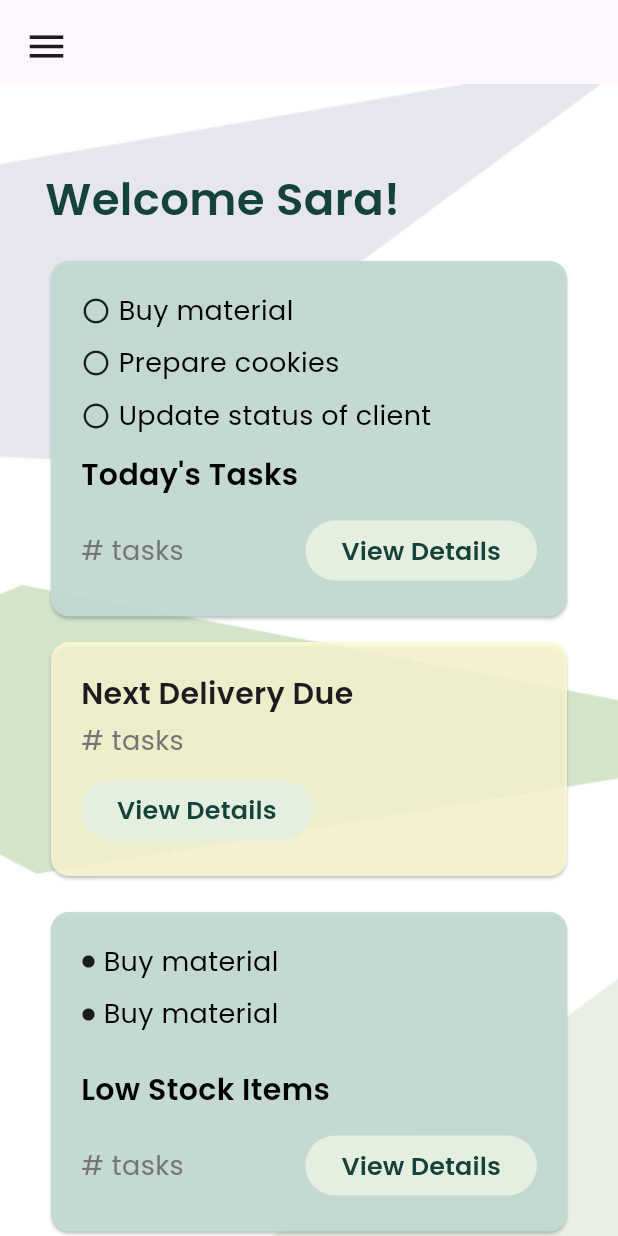
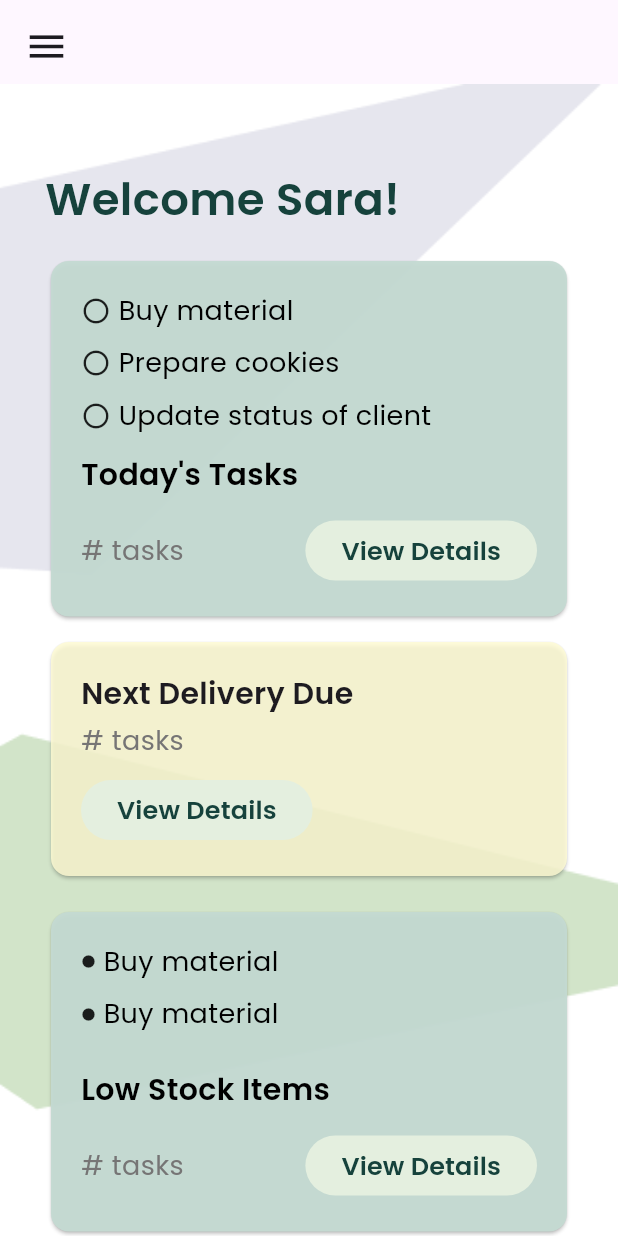
Before and after one commit to abid-sara/business_assistant, a Flutter app: the Dashboard screen opened by its route, on a phone screen of 412 x 824 dp. Run offline on Flutter 3.47's test engine with Material 3 defaults, Android fonts, the phone set to English and light mode, and no system bars; our stand-ins replace fl_chart, permission_handler; missing offline and left inert: image_input; accounts and stored records are empty.

Commit message:
fixed dashborad

```diff
--- a/lib/main.dart
+++ b/lib/main.dart
@@ -1,4 +1,5 @@
 import 'package:business_assistant/screens/customers/customers_center.dart';
+import 'package:business_assistant/screens/dashboard.dart';
 
 import 'constants/routes.dart';
 import 'package:flutter/material.dart';
--- a/lib/screens/dashboard.dart
+++ b/lib/screens/dashboard.dart
@@ -11,6 +11,7 @@ class Dashboard extends StatefulWidget {
 }
 
 class _DashboardState extends State<Dashboard> {
+  //maybe we should add the dialog for adding customers and orders??
   @override
   Widget build(BuildContext context) {
     final double screenWidth = MediaQuery.of(context).size.width;
@@ -38,13 +39,10 @@ class _DashboardState extends State<Dashboard> {
         body: SingleChildScrollView(
           child: Stack(
             children: [
-              SizedBox(
-                width: double.infinity,
-                child: Positioned.fill(
-                  child: Image.asset(
-                    "assets/images/Dashboard.png",
-                    fit: BoxFit.fill,
-                  ),
+              Positioned.fill(
+                child: Image.asset(
+                  "assets/images/Dashboard.png",
+                  fit: BoxFit.fill,
                 ),
               ),
               Padding(
@@ -174,7 +172,10 @@ class _DashboardState extends State<Dashboard> {
                               ),
                               const SizedBox(height: 9),
                               ElevatedButton(
-                                onPressed: () {},
+                                onPressed: () {
+                                  //MUST take us to the orders page
+                                  Navigator.pushNamed(context, '/orders');
+                                },
                                 style: ElevatedButton.styleFrom(
                                   backgroundColor:
                                       const Color.fromARGB(255, 228, 239, 223),
@@ -249,7 +250,10 @@ class _DashboardState extends State<Dashboard> {
                                         fontSize: 18),
                                   ),
                                   ElevatedButton(
-                                    onPressed: () {},
+                                    onPressed: () {
+                                      Navigator.pushNamed(
+                                          context, '/inventory');
+                                    },
                                     style: ElevatedButton.styleFrom(
                                       backgroundColor: const Color.fromARGB(
                                           255, 228, 239, 223),
@@ -331,18 +335,20 @@ class _DashboardState extends State<Dashboard> {
                     const SizedBox(height: 12),
                     SizedBox(
                       width: screenWidth,
-                      child: const Card(
+                      child: Card(
                         color: AppColors.purpule,
                         child: Padding(
-                          padding: EdgeInsets.all(12.0),
+                          padding: const EdgeInsets.all(12.0),
                           child: Row(
                             mainAxisAlignment: MainAxisAlignment.spaceBetween,
                             children: [
-                              Text(
+                              const Text(
                                 "Add a client",
                                 style: TextStyle(fontSize: 19),
                               ),
-                              Icon(Icons.add)
+                              GestureDetector(
+                                  child: const Icon(Icons.add), onTap: () {}),
+                              //it must show the add customer dialog
                             ],
                           ),
                         ),
```
Also changed, not shown: lib/screens/landingPages/check_email.dart (+7 -2 lines).
